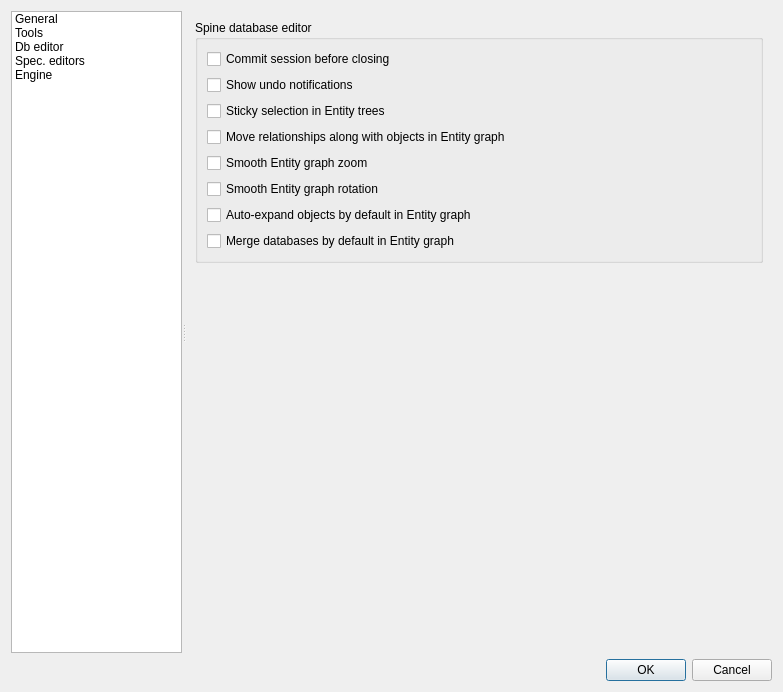
The window that spinetoolbox/ui/settings.ui (spine-tools/Spine-Toolbox) describes before a commit, drawn with Qt 5.
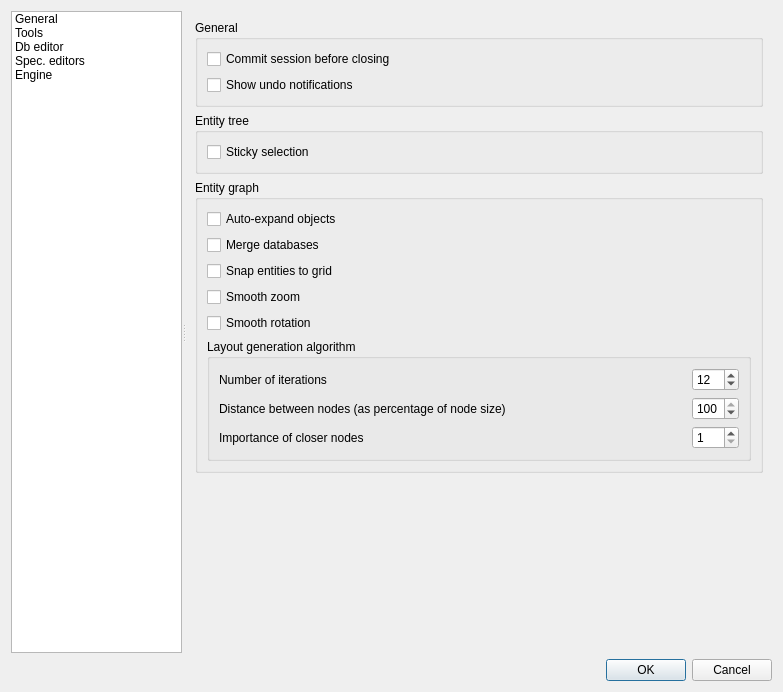
The same window after the commit. The open tabs and pages were chosen to show the change. Icons and pictures are not drawn. Custom widgets are drawn as their Qt base class.

Commit message:
Expose layout generation algorithm parameters for entity graph
Re #2297

Also, add option to snap items to grid and to select name parameter.

Patch:
```diff
--- a/spinetoolbox/ui/settings.ui
+++ b/spinetoolbox/ui/settings.ui
@@ -1065,7 +1065,7 @@
            </sizepolicy>
           </property>
           <property name="title">
-           <string>Spine database editor</string>
+           <string>General</string>
           </property>
           <layout class="QVBoxLayout" name="verticalLayout_4">
            <property name="spacing">
@@ -1091,57 +1091,147 @@
              </property>
             </widget>
            </item>
+          </layout>
+         </widget>
+        </item>
+        <item>
+         <widget class="QGroupBox" name="groupBox_entity_tree">
+          <property name="title">
+           <string>Entity tree</string>
+          </property>
+          <layout class="QVBoxLayout" name="verticalLayout_3">
            <item>
-            <widget class="QCheckBox" name="checkBox_object_tree_sticky_selection">
+            <widget class="QCheckBox" name="checkBox_entity_tree_sticky_selection">
              <property name="toolTip">
               <string>&lt;html&gt;&lt;head/&gt;&lt;body&gt;&lt;p&gt;Controls how selecting items in Object tree &lt;span style=&quot; font-weight:600;&quot;&gt;using the left mouse button&lt;/span&gt; works. &lt;/p&gt;&lt;p&gt;When unchecked [default], Single selection is enabled. Pressing the Ctrl-button down enables multiple selection.&lt;/p&gt;&lt;p&gt;When checked, Multiple selection is enabled. Pressing the Ctrl-button down enables single selection.&lt;/p&gt;&lt;/body&gt;&lt;/html&gt;</string>
              </property>
              <property name="text">
-              <string>Sticky selection in Entity trees</string>
+              <string>Sticky selection</string>
              </property>
             </widget>
            </item>
-           <item>
-            <widget class="QCheckBox" name="checkBox_relationship_items_follow">
-             <property name="toolTip">
-              <string>&lt;html&gt;&lt;head/&gt;&lt;body&gt;&lt;p&gt;When checked [default], moving Object items causes connected Relationship items to follow.&lt;/p&gt;&lt;/body&gt;&lt;/html&gt;</string>
-             </property>
-             <property name="text">
-              <string>Move relationships along with objects in Entity graph</string>
-             </property>
-            </widget>
-           </item>
-           <item>
-            <widget class="QCheckBox" name="checkBox_smooth_entity_graph_zoom">
-             <property name="text">
-              <string>Smooth Entity graph zoom</string>
-             </property>
-            </widget>
-           </item>
-           <item>
-            <widget class="QCheckBox" name="checkBox_smooth_entity_graph_rotation">
-             <property name="text">
-              <string>Smooth Entity graph rotation</string>
-             </property>
-            </widget>
-           </item>
+          </layout>
+         </widget>
+        </item>
+        <item>
+         <widget class="QGroupBox" name="groupBox_entity_graph">
+          <property name="title">
+           <string>Entity graph</string>
+          </property>
+          <layout class="QVBoxLayout" name="verticalLayout_10">
            <item>
             <widget class="QCheckBox" name="checkBox_auto_expand_objects">
              <property name="toolTip">
               <string>&lt;html&gt;&lt;head/&gt;&lt;body&gt;&lt;p&gt;&lt;span style=&quot; font-weight:600;&quot;&gt;Checked&lt;/span&gt;: Whenever an object is included in the Entity graph, the graph automatically includes &lt;span style=&quot; font-style:italic;&quot;&gt;all&lt;/span&gt; its relationships.&lt;/p&gt;&lt;p&gt;&lt;span style=&quot; font-weight:600;&quot;&gt;Unchecked&lt;/span&gt;: Whenever &lt;span style=&quot; font-style:italic;&quot;&gt;all&lt;/span&gt; the objects in a relationship are included in the Entity graph, the graph automatically includes the relationship.&lt;/p&gt;&lt;p&gt;Note: This setting is a global default, but can be locally overriden in every Spine DB editor session.&lt;/p&gt;&lt;/body&gt;&lt;/html&gt;</string>
              </property>
              <property name="text">
-              <string>Auto-expand objects by default in Entity graph</string>
+              <string>Auto-expand objects</string>
              </property>
             </widget>
            </item>
            <item>
             <widget class="QCheckBox" name="checkBox_merge_dbs">
              <property name="text">
-              <string>Merge databases by default in Entity graph</string>
+              <string>Merge databases</string>
              </property>
             </widget>
            </item>
+           <item>
+            <widget class="QCheckBox" name="checkBox_snap_entities">
+             <property name="text">
+              <string>Snap entities to grid</string>
+             </property>
+            </widget>
+           </item>
+           <item>
+            <widget class="QCheckBox" name="checkBox_smooth_entity_graph_zoom">
+             <property name="text">
+              <string>Smooth zoom</string>
+             </property>
+            </widget>
+           </item>
+           <item>
+            <widget class="QCheckBox" name="checkBox_smooth_entity_graph_rotation">
+             <property name="text">
+              <string>Smooth rotation</string>
+             </property>
+            </widget>
+           </item>
+           <item>
+            <widget class="QGroupBox" name="groupBox">
+             <property name="title">
+              <string>Layout generation algorithm</string>
+             </property>
+             <layout class="QGridLayout" name="gridLayout_6">
+              <item row="3" column="1">
+               <widget class="QSpinBox" name="spinBox_layout_algo_neg_weight_exp">
+                <property name="minimum">
+                 <number>1</number>
+                </property>
+                <property name="maximum">
+                 <number>100</number>
+                </property>
+               </widget>
+              </item>
+              <item row="0" column="0">
+               <widget class="QLabel" name="label_6">
+                <property name="sizePolicy">
+                 <sizepolicy hsizetype="Expanding" vsizetype="Preferred">
+                  <horstretch>0</horstretch>
+                  <verstretch>0</verstretch>
+                 </sizepolicy>
+                </property>
+                <property name="text">
+                 <string>Number of iterations</string>
+                </property>
+               </widget>
+              </item>
+              <item row="1" column="0">
+               <widget class="QLabel" name="label_10">
+                <property name="text">
+                 <string>Distance between nodes (as percentage of node size)</string>
+                </property>
+               </widget>
+              </item>
+              <item row="3" column="0">
+               <widget class="QLabel" name="label_16">
+                <property name="text">
+                 <string>Importance of closer nodes</string>
+                </property>
+               </widget>
+              </item>
+              <item row="0" column="1">
+               <widget class="QSpinBox" name="spinBox_layout_algo_max_iterations">
+                <property name="suffix">
+                 <string/>
+                </property>
+                <property name="minimum">
+                 <number>1</number>
+                </property>
+                <property name="maximum">
+                 <number>100</number>
+                </property>
+                <property name="value">
+                 <number>12</number>
+                </property>
+               </widget>
+              </item>
+              <item row="1" column="1">
+               <widget class="QSpinBox" name="spinBox_layout_algo_spread_factor">
+                <property name="minimum">
+                 <number>1</number>
+                </property>
+                <property name="maximum">
+                 <number>100</number>
+                </property>
+                <property name="value">
+                 <number>100</number>
+                </property>
+               </widget>
+              </item>
+             </layout>
+            </widget>
+           </item>
           </layout>
          </widget>
         </item>
```
Left out of the diff: 17 changed lines with no effect on the pictures. The commit also changes 6 other files.
